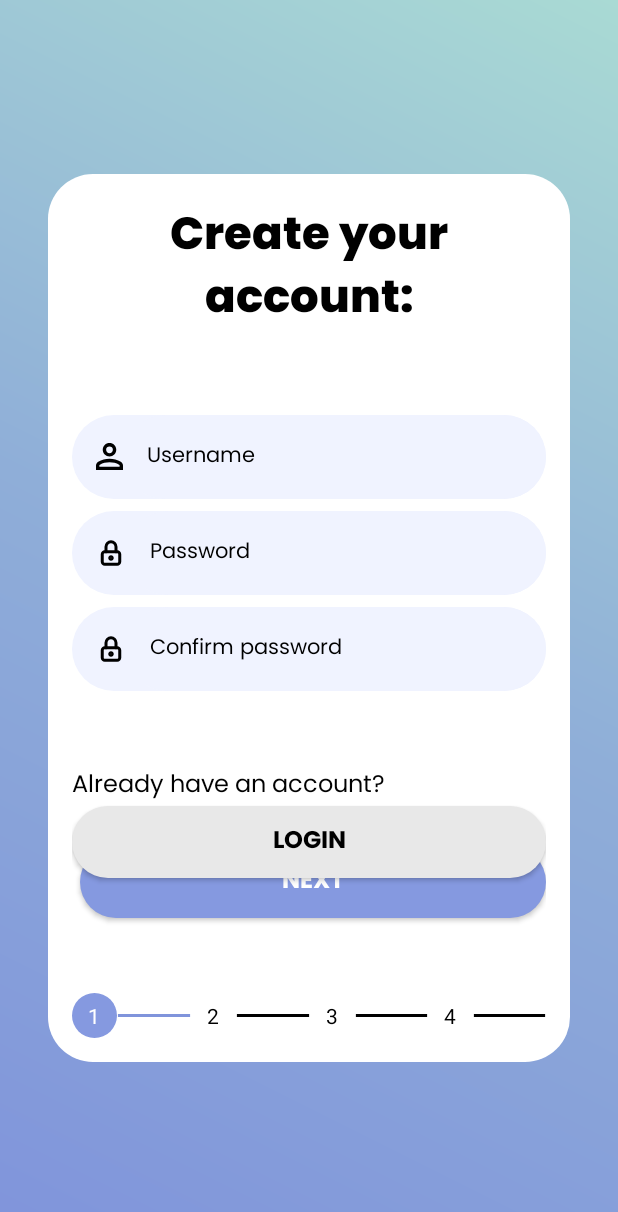
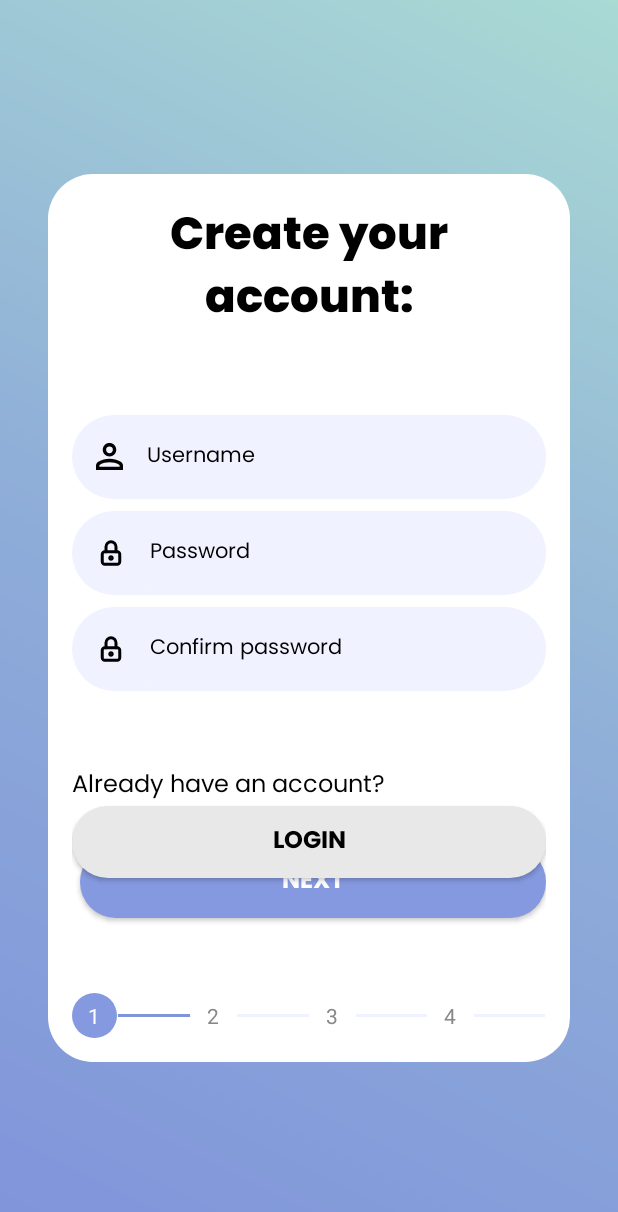
Before and after one commit to kzi-nastava/ma-project-event-planner-siit-2024-team-3, an Android app: the screen it shows after launch (RegistrationActivity), after a tap on "REGISTER", on a phone screen of 412 x 824 dp. Shown: the top 1212 px of the screen. Run offline under Robolectric (Android 15) with nearby library versions, the phone set to English and light mode, and no system bars.

Commit message:
[UPDATE] - color change

```diff
--- a/EveAnt/app/src/main/java/com/example/eveant/RegistrationActivity.java
+++ b/EveAnt/app/src/main/java/com/example/eveant/RegistrationActivity.java
@@ -113,7 +113,7 @@ public class RegistrationActivity extends AppCompatActivity {
     private void resetProgress(TextView[] ellipses, View[] lines) {
         for (TextView ellipse : ellipses) {
             ellipse.setBackgroundResource(0);
-            ellipse.setTextColor(Color.BLACK);
+            ellipse.setTextColor(Color.GRAY);
         }
         for (View line : lines) {
             line.setBackgroundResource(R.drawable.line_black);
--- a/EveAnt/app/src/main/java/com/example/eveant/SplashScreenActivity.java
+++ b/EveAnt/app/src/main/java/com/example/eveant/SplashScreenActivity.java
@@ -21,7 +21,7 @@ public class SplashScreenActivity extends AppCompatActivity {
         new Handler().postDelayed(new Runnable() {
             @Override
             public void run() {
-                Intent intent = new Intent(SplashScreenActivity.this, MainActivity.class);
+                Intent intent = new Intent(SplashScreenActivity.this, LoginActivity.class);
                 startActivity(intent);
                 finish();
             }
--- a/EveAnt/app/src/main/res/drawable/line_black.xml
+++ b/EveAnt/app/src/main/res/drawable/line_black.xml
@@ -15,6 +15,6 @@
     <path
         android:pathData="M0.5 0.5H40.5H0.5Z"
         android:strokeWidth="1"
-        android:strokeColor="@color/black"
+        android:strokeColor="#f0f3ff"
         />
 </vector>
```
